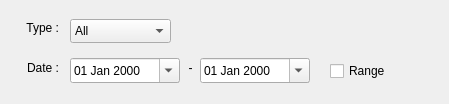
Above: historydialog_search.ui from oyxong123/Yx_RoutineTracker before the change. Below: the same form after it.
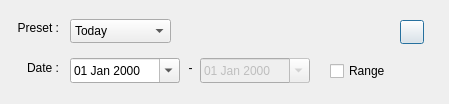
That is the form after the change. Icons and pictures are not drawn.

Commit message: Completing UI alogorithm for History Dialog (Search) page

The edit to the form file:
```diff
--- a/historydialog_search.ui
+++ b/historydialog_search.ui
@@ -24,7 +24,7 @@
    </property>
    <item>
     <property name="text">
-     <string>All</string>
+     <string>Today</string>
     </property>
    </item>
    <item>
@@ -83,7 +83,7 @@
     </rect>
    </property>
    <property name="text">
-    <string>Type :</string>
+    <string>Preset :</string>
    </property>
    <property name="alignment">
     <set>Qt::AlignmentFlag::AlignRight|Qt::AlignmentFlag::AlignTrailing|Qt::AlignmentFlag::AlignVCenter</set>
@@ -125,6 +125,9 @@
    </property>
   </widget>
   <widget class="QDateEdit" name="deEndDate">
+   <property name="enabled">
+    <bool>false</bool>
+   </property>
    <property name="geometry">
     <rect>
      <x>200</x>
@@ -172,6 +175,22 @@
     <string>Range</string>
    </property>
   </widget>
+  <widget class="QPushButton" name="btnSearch">
+   <property name="geometry">
+    <rect>
+     <x>400</x>
+     <y>20</y>
+     <width>24</width>
+     <height>24</height>
+    </rect>
+   </property>
+   <property name="text">
+    <string/>
+   </property>
+   <property name="icon">
+    <iconset theme="QIcon::ThemeIcon::SystemSearch"/>
+   </property>
+  </widget>
  </widget>
  <resources/>
  <connections/>
```
Left out of the diff: 26 changed lines with no effect on the pictures. The commit also changes 2 other files.
